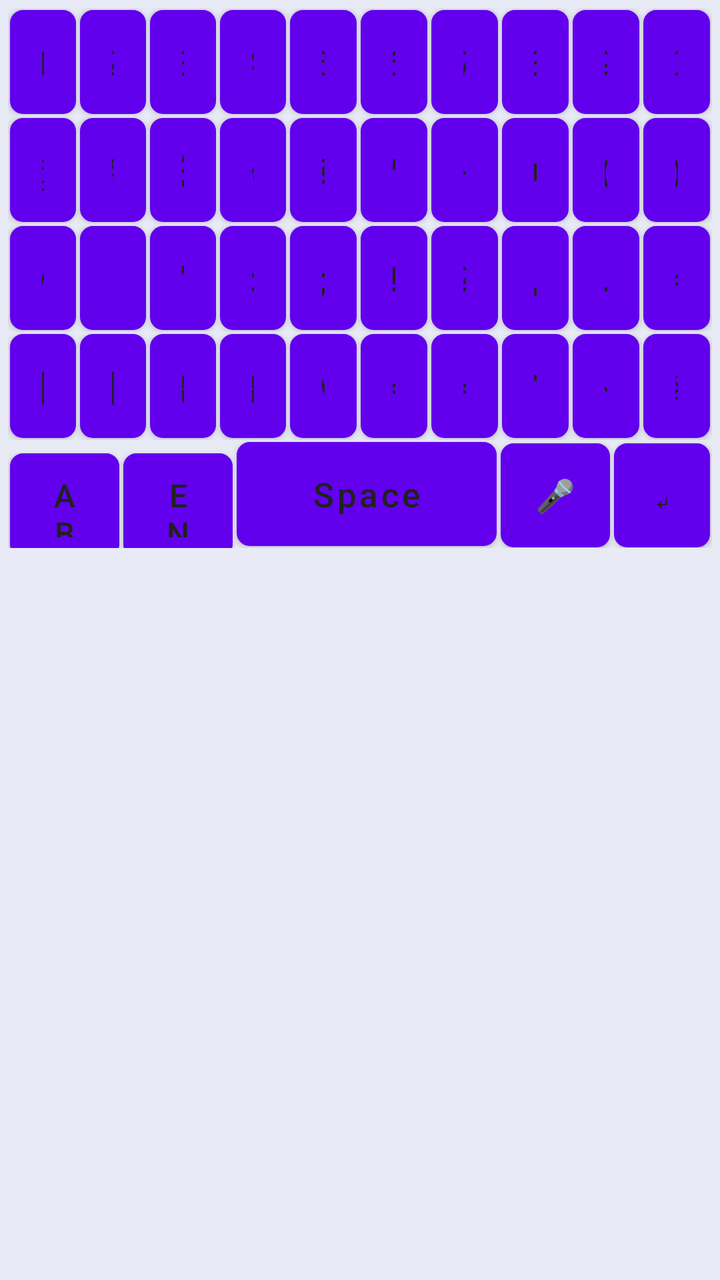
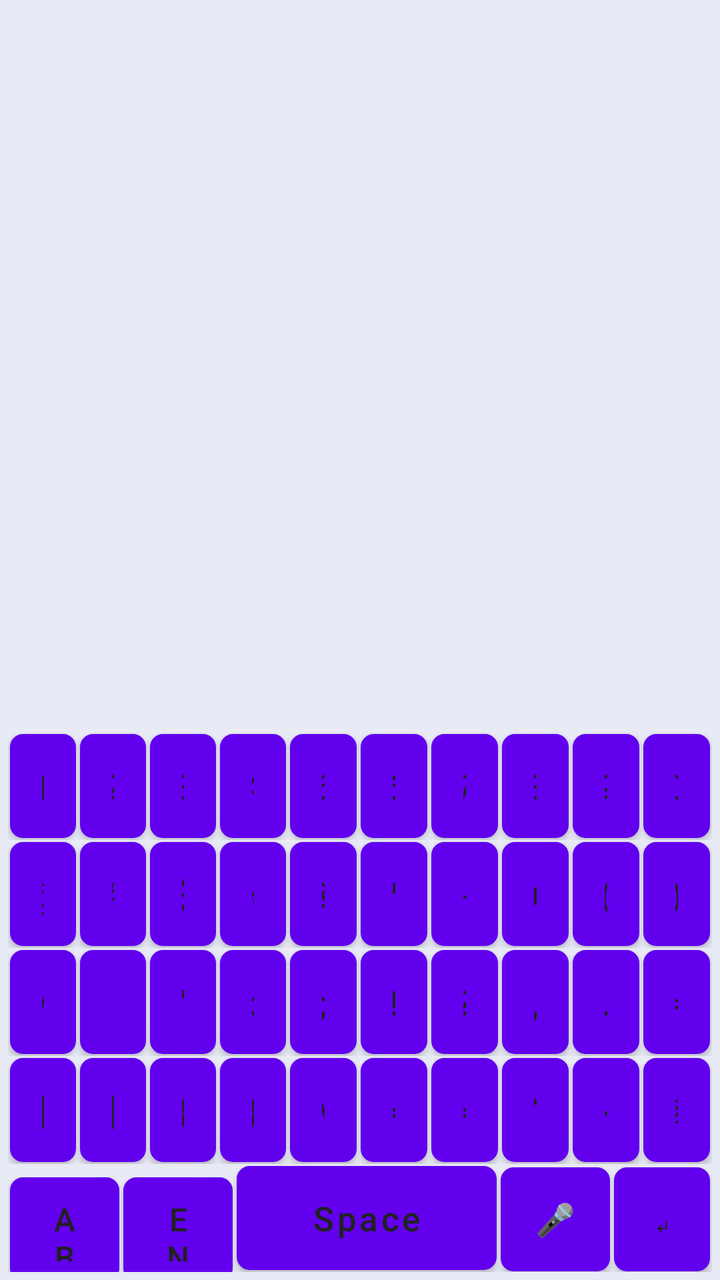

An Android layout rendered at two revisions. The XML below is the earlier revision; the diff shows what the commit changed to produce the second picture.
<!-- AndroidManifest.xml: fallback theme Theme.MaterialComponents.DayNight.NoActionBar -->
<!-- res/layout/keyboard_symbols.xml -->
<?xml version="1.0" encoding="utf-8"?>
<LinearLayout xmlns:android="http://schemas.android.com/apk/res/android"
    android:layout_width="match_parent"
    android:layout_height="wrap_content"
    android:minHeight="332dp"
    android:background="#E8EAF6"
    android:clipToPadding="false"
    android:fitsSystemWindows="true"
    android:orientation="vertical"
    android:padding="4dp">

    <LinearLayout
        android:layout_width="match_parent"
        android:layout_height="wrap_content"
        android:orientation="horizontal">

        <Button android:id="@+id/sym_key_1" style="@style/KeyboardButton" android:text="1" />
        <Button android:id="@+id/sym_key_2" style="@style/KeyboardButton" android:text="2" />
        <Button android:id="@+id/sym_key_3" style="@style/KeyboardButton" android:text="3" />
        <Button android:id="@+id/sym_key_4" style="@style/KeyboardButton" android:text="4" />
        <Button android:id="@+id/sym_key_5" style="@style/KeyboardButton" android:text="5" />
        <Button android:id="@+id/sym_key_6" style="@style/KeyboardButton" android:text="6" />
        <Button android:id="@+id/sym_key_7" style="@style/KeyboardButton" android:text="7" />
        <Button android:id="@+id/sym_key_8" style="@style/KeyboardButton" android:text="8" />
        <Button android:id="@+id/sym_key_9" style="@style/KeyboardButton" android:text="9" />
        <Button android:id="@+id/sym_key_0" style="@style/KeyboardButton" android:text="0" />
    </LinearLayout>

    <LinearLayout
        android:layout_width="match_parent"
        android:layout_height="wrap_content"
        android:orientation="horizontal">

        <Button android:id="@+id/sym_key_at" style="@style/KeyboardButton" android:text="@" />
        <Button android:id="@+id/sym_key_hash" style="@style/KeyboardButton" android:text="#" />
        <Button android:id="@+id/sym_key_dollar" style="@style/KeyboardButton" android:text="$" />
        <Button android:id="@+id/sym_key_percent" style="@style/KeyboardButton" android:text="%" />
        <Button android:id="@+id/sym_key_amp" style="@style/KeyboardButton" android:text="&amp;" />
        <Button android:id="@+id/sym_key_star" style="@style/KeyboardButton" android:text="*" />
        <Button android:id="@+id/sym_key_minus" style="@style/KeyboardButton" android:text="-" />
        <Button android:id="@+id/sym_key_plus" style="@style/KeyboardButton" android:text="+" />
        <Button android:id="@+id/sym_key_lparen" style="@style/KeyboardButton" android:text="(" />
        <Button android:id="@+id/sym_key_rparen" style="@style/KeyboardButton" android:text=")" />
    </LinearLayout>

    <LinearLayout
        android:layout_width="match_parent"
        android:layout_height="wrap_content"
        android:orientation="horizontal">

        <Button android:id="@+id/sym_key_slash" style="@style/KeyboardButton" android:text="/" />
        <Button android:id="@+id/sym_key_quote" style="@style/KeyboardButton" android:text='"' />
        <Button android:id="@+id/sym_key_apostrophe" style="@style/KeyboardButton" android:text="'" />
        <Button android:id="@+id/sym_key_colon" style="@style/KeyboardButton" android:text=":" />
        <Button android:id="@+id/sym_key_semicolon" style="@style/KeyboardButton" android:text=";" />
        <Button android:id="@+id/sym_key_exclamation" style="@style/KeyboardButton" android:text="!" />
        <Button android:id="@+id/sym_key_question" style="@style/KeyboardButton" android:text="?" />
        <Button android:id="@+id/sym_key_comma" style="@style/KeyboardButton" android:text="," />
        <Button android:id="@+id/sym_key_dot" style="@style/KeyboardButton" android:text="." />
        <Button android:id="@+id/sym_key_equal" style="@style/KeyboardButton" android:text="=" />
    </LinearLayout>

    <LinearLayout
        android:layout_width="match_parent"
        android:layout_height="wrap_content"
        android:orientation="horizontal">

        <Button android:id="@+id/sym_key_lbracket" style="@style/KeyboardButton" android:text="[" />
        <Button android:id="@+id/sym_key_rbracket" style="@style/KeyboardButton" android:text="]" />
        <Button android:id="@+id/sym_key_lbrace" style="@style/KeyboardButton" android:text="{" />
        <Button android:id="@+id/sym_key_rbrace" style="@style/KeyboardButton" android:text="}" />
        <Button android:id="@+id/sym_key_backslash" style="@style/KeyboardButton" android:text="\\" />
        <Button android:id="@+id/sym_key_less" style="@style/KeyboardButton" android:text="&lt;" />
        <Button android:id="@+id/sym_key_greater" style="@style/KeyboardButton" android:text="&gt;" />
        <Button android:id="@+id/sym_key_caret" style="@style/KeyboardButton" android:text="^" />
        <Button android:id="@+id/sym_key_tilde" style="@style/KeyboardButton" android:text="~" />
        <Button android:id="@+id/sym_backspace" style="@style/KeyboardButton" android:text="⌫" />
    </LinearLayout>

    <LinearLayout
        android:layout_width="match_parent"
        android:layout_height="wrap_content"
        android:orientation="horizontal">

        <Button android:id="@+id/sym_key_abc" style="@style/KeyboardButtonBottomSmall" android:text="ABC" />
        <Button android:id="@+id/sym_key_language" style="@style/KeyboardButtonBottomSmall" android:text="EN" />
        <Button android:id="@+id/sym_key_space" style="@style/KeyboardButtonBottomSpace" android:text="Space" />
        <Button android:id="@+id/sym_key_voice" style="@style/KeyboardButtonBottomSmall" android:text="🎤" />
        <Button android:id="@+id/sym_key_enter" style="@style/KeyboardButtonBottomEnter" android:text="↵" />
    </LinearLayout>

    <View
        android:layout_width="match_parent"
        android:layout_height="52dp"
        android:layout_margin="1dp"
        android:importantForAccessibility="no"
        android:visibility="invisible" />

</LinearLayout>
<!-- resources referenced by this layout -->
<resources>
  <style name="KeyboardButton">
          <item name="android:layout_width">0dp</item>
          <item name="android:layout_height">52dp</item>
          <item name="android:layout_weight">1</item>
          <item name="android:layout_margin">1dp</item>
          <item name="android:background">@drawable/key_background</item>
          <item name="android:textColor">#212121</item>
          <item name="android:textSize">17sp</item>
          <item name="android:textAllCaps">false</item>
          <item name="android:gravity">center</item>
          <item name="android:clickable">true</item>
          <item name="android:focusable">true</item>
      </style>
  <style name="KeyboardButtonBottomEnter" parent="KeyboardButton">
          <item name="android:layout_weight">0.7</item>
          <item name="android:textSize">16sp</item>
      </style>
  <style name="KeyboardButtonBottomSmall" parent="KeyboardButton">
          <item name="android:layout_weight">0.8</item>
          <item name="android:textSize">16sp</item>
      </style>
  <style name="KeyboardButtonBottomSpace" parent="KeyboardButton">
          <item name="android:layout_weight">1.9</item>
          <item name="android:textSize">17sp</item>
      </style>
  <!-- drawable key_background (drawable) -->
  <?xml version="1.0" encoding="utf-8"?>
  <selector xmlns:android="http://schemas.android.com/apk/res/android">
      
      <item android:state_pressed="true">
          <shape android:shape="rectangle">
              <solid android:color="#E0E0E0" />
              <corners android:radius="6dp" />
              <stroke
                  android:width="1dp"
                  android:color="#BDBDBD" />
              <padding
                  android:left="8dp"
                  android:top="8dp"
                  android:right="8dp"
                  android:bottom="8dp" />
          </shape>
      </item>
      
      
      <item>
          <shape android:shape="rectangle">
              <solid android:color="#FFFFFF" />
              <corners android:radius="6dp" />
              <stroke
                  android:width="1dp"
                  android:color="#E0E0E0" />
              <padding
                  android:left="8dp"
                  android:top="8dp"
                  android:right="8dp"
                  android:bottom="8dp" />
          </shape>
      </item>
  </selector>
</resources>

<!-- the commit's change to res/layout/keyboard_symbols.xml (unified diff, before → after) -->
@@ -2,10 +2,11 @@
 <LinearLayout xmlns:android="http://schemas.android.com/apk/res/android"
     android:layout_width="match_parent"
     android:layout_height="wrap_content"
-    android:minHeight="332dp"
+    android:minHeight="280dp"
     android:background="#E8EAF6"
     android:clipToPadding="false"
     android:fitsSystemWindows="true"
+    android:gravity="bottom"
     android:orientation="vertical"
     android:padding="4dp">
 
@@ -89,11 +90,4 @@
         <Button android:id="@+id/sym_key_enter" style="@style/KeyboardButtonBottomEnter" android:text="↵" />
     </LinearLayout>
 
-    <View
-        android:layout_width="match_parent"
-        android:layout_height="52dp"
-        android:layout_margin="1dp"
-        android:importantForAccessibility="no"
-        android:visibility="invisible" />
-
 </LinearLayout>
